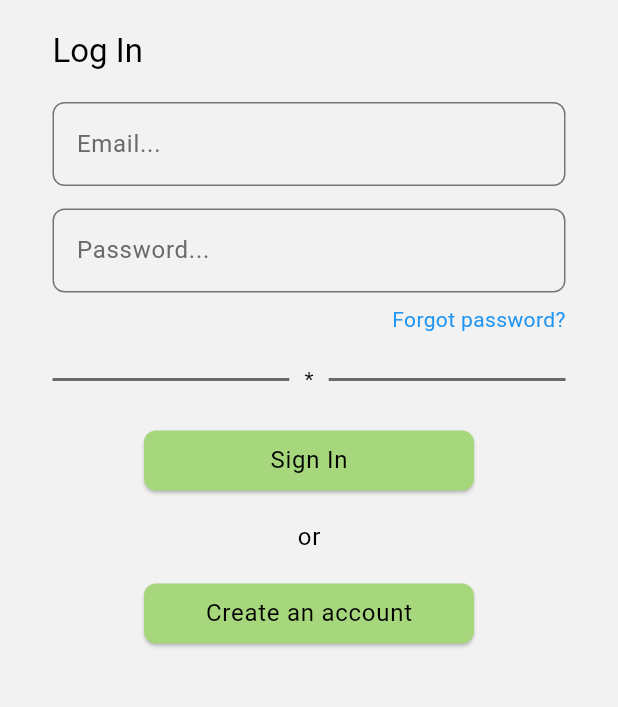
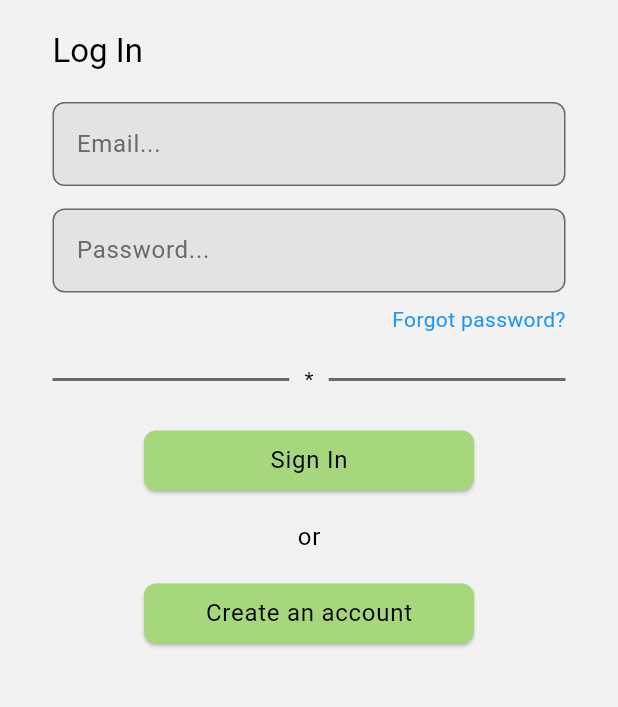
Before and after one commit to Cozma-Alex/Frontend-Farming-Assistant, a Flutter app: the screen it shows after launch, after a tap on "Sign In", on a phone screen of 412 x 824 dp, the part 300-1007 px from its top. Run offline on Flutter 3.47's test engine with Material 3 defaults, Android fonts, the phone set to English and light mode, and no system bars; network calls fail.

Commit message:
FA-5: some color changes and other fixes

```diff
--- a/farming_assistant/lib/main.dart
+++ b/farming_assistant/lib/main.dart
@@ -26,7 +26,7 @@ class MyApp extends StatelessWidget {
           tertiary: const Color(0xFFC29E76),
           primaryContainer: const Color(0xFFF2F2F2),
           secondaryContainer: const Color(0xFFCDC5AD),
-          tertiaryContainer: const Color(0xFF88D0E2),
+          tertiaryContainer: const Color(0x55C5C5C5),
           surface: const Color(0xFFFFF9E6), // background color
           // onSurface: const Color(0xFF4B4B4B), // text color
           onSurface: Colors.black, // better visibility
--- a/farming_assistant/lib/screens/login_screen.dart
+++ b/farming_assistant/lib/screens/login_screen.dart
@@ -14,9 +14,11 @@ class LoginScreen extends StatefulWidget {
 }
 
 class _LoginScreenState extends State<LoginScreen> {
+  final TextEditingController _emailController = TextEditingController();
+  final TextEditingController _passwordController = TextEditingController();
 
-  TextEditingController emailController = TextEditingController();
-  TextEditingController passwordController = TextEditingController();
+  final TextEditingController _registerNameController = TextEditingController();
+  final TextEditingController _registerFarmNameController = TextEditingController();
 
   void _openRegisterWidget() {
     showModalBottomSheet(
@@ -25,7 +27,12 @@ class _LoginScreenState extends State<LoginScreen> {
       useSafeArea: true,
       context: context,
       builder: (BuildContext context) {
-        return const RegisterWidget();
+        return RegisterWidget(
+          emailController: _emailController,
+          passwordController: _passwordController,
+          nameController: _registerNameController,
+          farmNameController: _registerFarmNameController,
+        );
       },
     );
   }
@@ -110,7 +117,7 @@ class _LoginScreenState extends State<LoginScreen> {
                   ),
                   const SizedBox(height: 20),
                   TextField(
-                    controller : emailController,
+                    controller : _emailController,
                     decoration: InputDecoration(
                       hintText: 'Email...',
                       hintStyle: Theme.of(context)
@@ -123,11 +130,13 @@ class _LoginScreenState extends State<LoginScreen> {
                       border: OutlineInputBorder(
                         borderRadius: BorderRadius.circular(8),
                       ),
+                      filled: true,
+                      fillColor: Theme.of(context).colorScheme.tertiaryContainer,
                     ),
                   ),
                   const SizedBox(height: 15),
                   TextField(
-                    controller : passwordController,
+                    controller : _passwordController,
                     obscureText: true,
                     obscuringCharacter: '*',
                     decoration: InputDecoration(
@@ -142,6 +151,8 @@ class _LoginScreenState extends State<LoginScreen> {
                       border: OutlineInputBorder(
                         borderRadius: BorderRadius.circular(8),
                       ),
+                      filled: true,
+                      fillColor: Theme.of(context).colorScheme.tertiaryContainer,
                     ),
                   ),
                   const SizedBox(height: 8),
@@ -186,8 +197,8 @@ class _LoginScreenState extends State<LoginScreen> {
                       //Basic login API call.
                       //TODO: Actual implementation of page navigation and display failed login
                       onPressed: () {
-                        String username = emailController.text;
-                        String password = passwordController.text;
+                        String username = _emailController.text;
+                        String password = _passwordController.text;
                         var userData = loginAPI(username, password);
                         userData.then((value) {
                           if (value.statusCode == 200) {
```
Also changed, not shown: farming_assistant/lib/screens/add_task_screen.dart (+7 -4 lines), farming_assistant/lib/widgets/register_widget.dart (+35 -2 lines).
